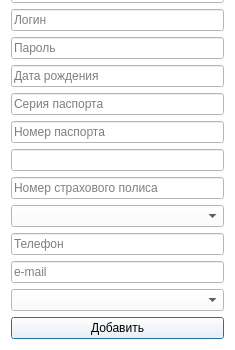
Old version of the form forms/form_add_patient.ui in the repository 3xploit1/pp05; both pictures show x 0 to 235 and y 186 to 536 of the 235 by 536 pixel window.
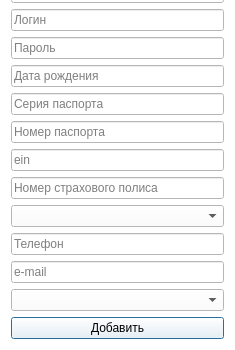
New version of the form. Icons and pictures are not drawn.

```diff
--- a/forms/form_add_patient.ui
+++ b/forms/form_add_patient.ui
@@ -7,7 +7,7 @@
     <x>0</x>
     <y>0</y>
     <width>235</width>
-    <height>507</height>
+    <height>515</height>
    </rect>
   </property>
   <property name="windowTitle">
@@ -89,7 +89,7 @@
      <item>
       <widget class="QLineEdit" name="le_ein">
        <property name="placeholderText">
-        <string/>
+        <string>ein</string>
        </property>
       </widget>
      </item>
```
